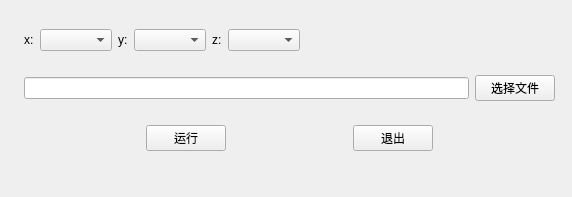
Qt form test_pyqt5/ui/untitled.ui (Lain928/MachineLearning) before a commit.
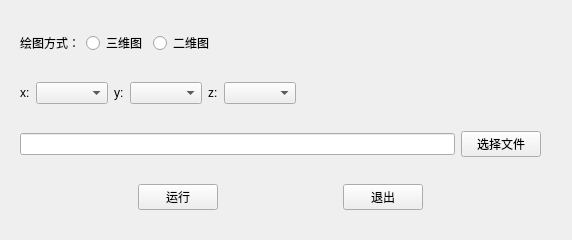
The same form after that commit.

Commit message: pyqt5整合开发 二维图 三维图 交互图

Diff of the .ui file:
```diff
--- a/test_pyqt5/ui/untitled.ui
+++ b/test_pyqt5/ui/untitled.ui
@@ -7,22 +7,60 @@
     <x>0</x>
     <y>0</y>
     <width>572</width>
-    <height>197</height>
+    <height>240</height>
    </rect>
   </property>
   <property name="windowTitle">
    <string>Form</string>
   </property>
-  <widget class="QWidget" name="">
+  <widget class="QWidget" name="layoutWidget">
    <property name="geometry">
     <rect>
-     <x>24</x>
-     <y>11</y>
-     <width>531</width>
-     <height>161</height>
+     <x>20</x>
+     <y>10</y>
+     <width>521</width>
+     <height>221</height>
     </rect>
    </property>
    <layout class="QVBoxLayout" name="verticalLayout">
+    <item>
+     <layout class="QHBoxLayout" name="horizontalLayout_3">
+      <item>
+       <widget class="QLabel" name="label">
+        <property name="text">
+         <string>绘图方式：</string>
+        </property>
+       </widget>
+      </item>
+      <item>
+       <widget class="QRadioButton" name="radioBtnThree">
+        <property name="text">
+         <string>三维图</string>
+        </property>
+       </widget>
+      </item>
+      <item>
+       <widget class="QRadioButton" name="radioBtnTwo">
+        <property name="text">
+         <string>二维图</string>
+        </property>
+       </widget>
+      </item>
+      <item>
+       <spacer name="horizontalSpacer_5">
+        <property name="orientation">
+         <enum>Qt::Horizontal</enum>
+        </property>
+        <property name="sizeHint" stdset="0">
+         <size>
+          <width>40</width>
+          <height>20</height>
+         </size>
+        </property>
+       </spacer>
+      </item>
+     </layout>
+    </item>
     <item>
      <layout class="QHBoxLayout" name="horizontalLayout_4">
       <item>
```
The commit also changes 19 other files.
